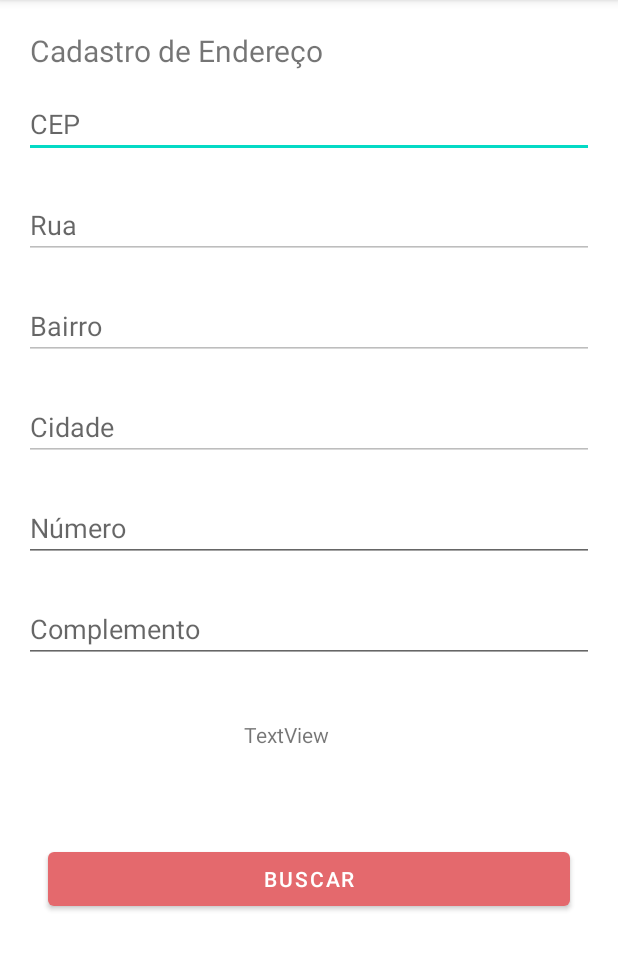
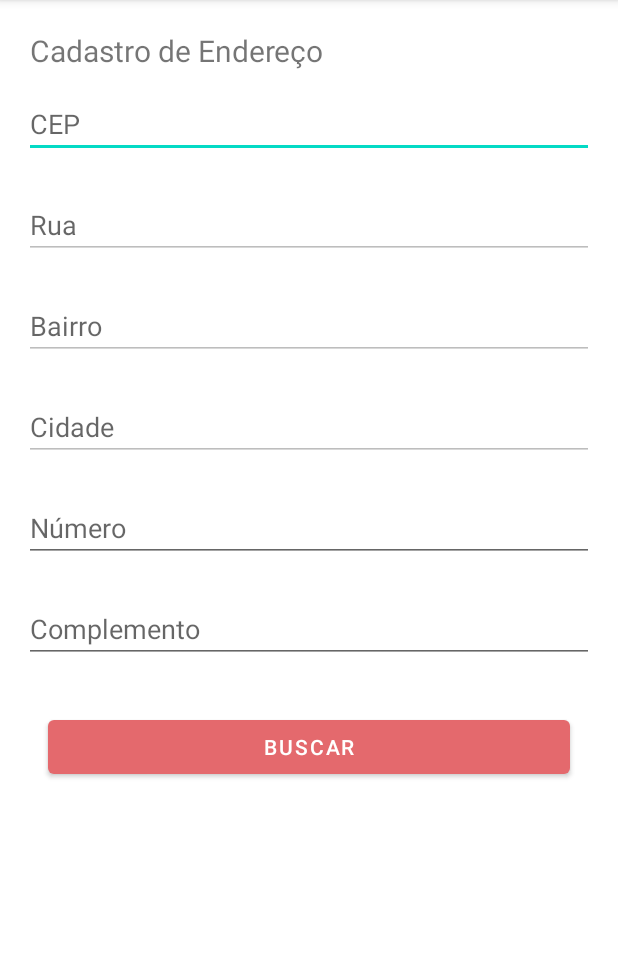
Before and after one commit to VitorAmorimPinto/Projeto-app-confeitaria, an Android app: the EnderecoActivity screen opened directly, with no data from a screen before it, on a phone screen of 412 x 824 dp, the part 84-1054 px from its top. Run offline under Robolectric (Android 15) with nearby library versions, the phone set to English and light mode, and no system bars.

Commit message:
vitor - ajustes na tela de endereço

```diff
--- a/app/src/main/res/layout/activity_endereco.xml
+++ b/app/src/main/res/layout/activity_endereco.xml
@@ -114,7 +114,7 @@
             android:layout_height="wrap_content"
             android:layout_marginStart="32dp"
             android:layout_marginLeft="32dp"
-            android:layout_marginTop="120dp"
+            android:layout_marginTop="32dp"
             android:layout_marginEnd="32dp"
             android:layout_marginRight="32dp"
             android:text="Buscar"
@@ -135,18 +135,5 @@
             app:layout_constraintStart_toStartOf="parent"
             app:layout_constraintTop_toTopOf="parent" />
 
-        <TextView
-            android:id="@+id/textView9"
-            android:layout_width="wrap_content"
-            android:layout_height="wrap_content"
-            android:layout_marginStart="161dp"
-            android:layout_marginLeft="161dp"
-            android:layout_marginTop="38dp"
-            android:layout_marginEnd="160dp"
-            android:layout_marginRight="160dp"
-            android:text="TextView"
-            app:layout_constraintEnd_toEndOf="@+id/button3"
-            app:layout_constraintStart_toStartOf="parent"
-            app:layout_constraintTop_toBottomOf="@+id/edtComplemento" />
     </androidx.constraintlayout.widget.ConstraintLayout>
 </ScrollView>
```
